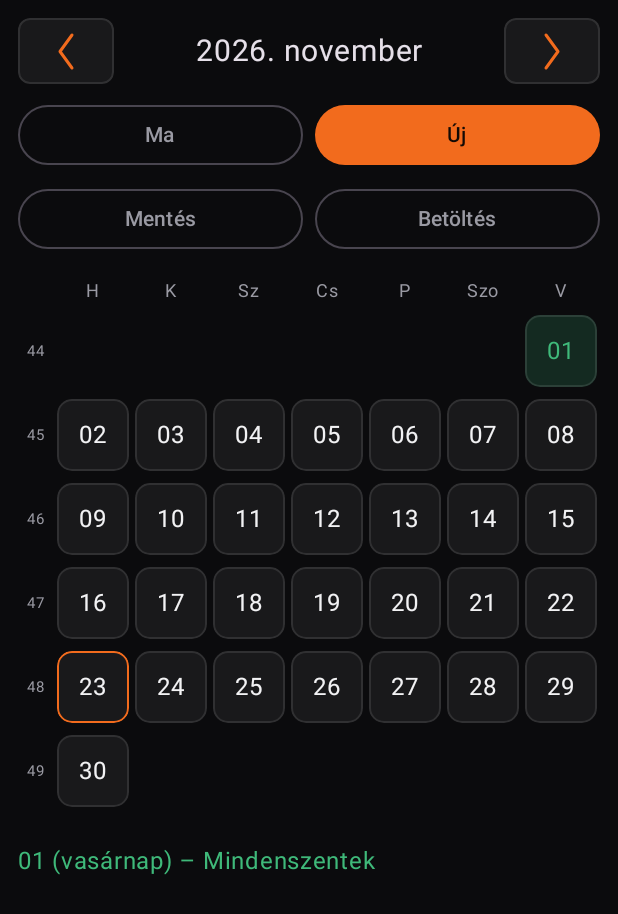
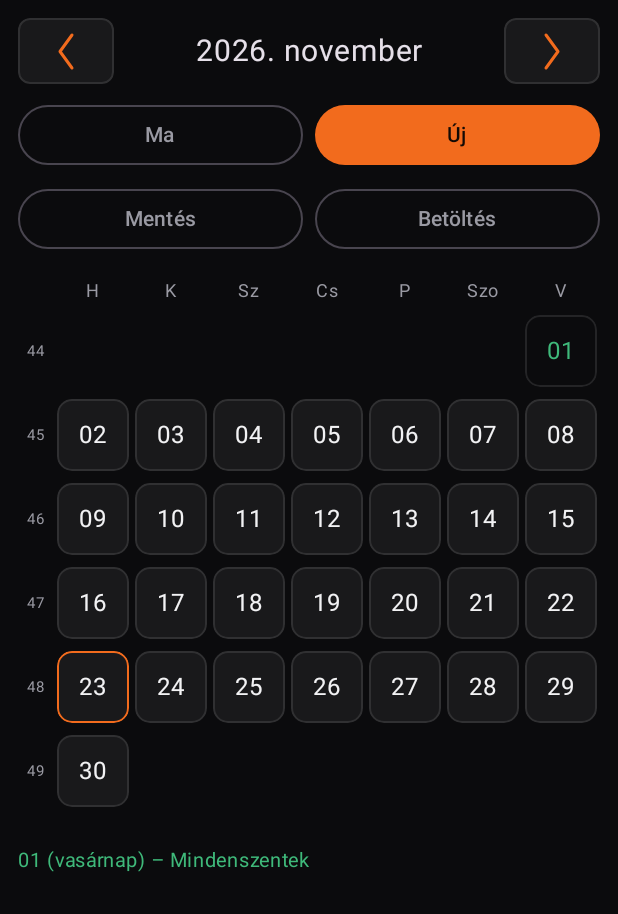
Before and after one commit to kalmar-imre-ai/naptar, an Android app built with Jetpack Compose: the screen it shows after launch (MainActivity), on a phone screen of 412 x 824 dp. Shown: the top 914 px of the screen. Run offline under Robolectric (Android 15) with nearby library versions, the phone set to English and light mode, and no system bars.

Commit message:
Refactor holiday background handling in CalendarScreen
Removed HOLIDAY_BG color and adjusted holiday background logic.

```diff
--- a/app/src/main/java/com/kalmarimre/naptar/CalendarScreen.kt
+++ b/app/src/main/java/com/kalmarimre/naptar/CalendarScreen.kt
@@ -45,7 +45,6 @@ private val ACCENT = Color(0xFFF26B1D)
 private val SUCCESS = Color(0xFF3FB97A)
 private val CELL = Color(0x0FFFFFFF)
 private val BORDER = Color(0x1AFFFFFF)
-private val HOLIDAY_BG = Color(0x2E3FB97A)
 private val HU = Locale.forLanguageTag("hu-HU")
 
 /** "22 (vasárnap) – 10:00" vagy "24 (csütörtök) – Karácsony" */
@@ -322,7 +321,7 @@ fun CalendarScreen() {
                             .background(
                                 when {
                                     !inMonth -> Color.Transparent
-                                    isHoliday -> HOLIDAY_BG
+                                    isHoliday -> Color.Transparent
                                     else -> CELL
                                 }
                             )
@@ -375,6 +374,7 @@ fun CalendarScreen() {
                     Text(
                         text = fmtWhen(date, null, name),
                         color = SUCCESS,
+                        fontSize = 13.sp,
                         modifier = Modifier.fillMaxWidth().padding(vertical = 4.dp)
                     )
                 }
```
